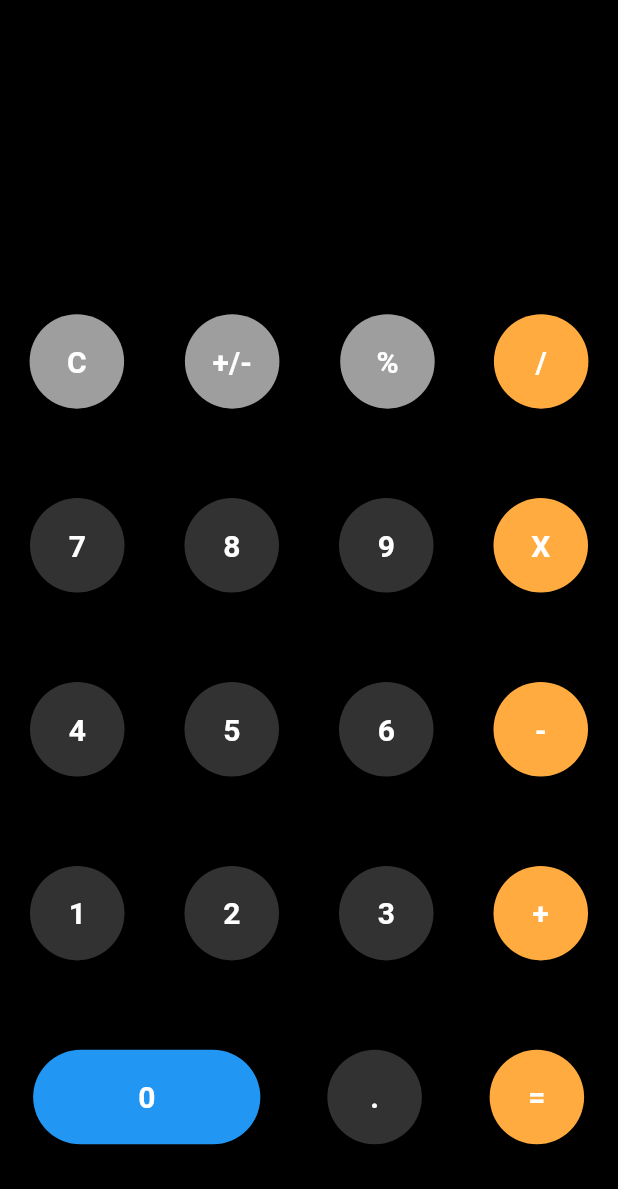
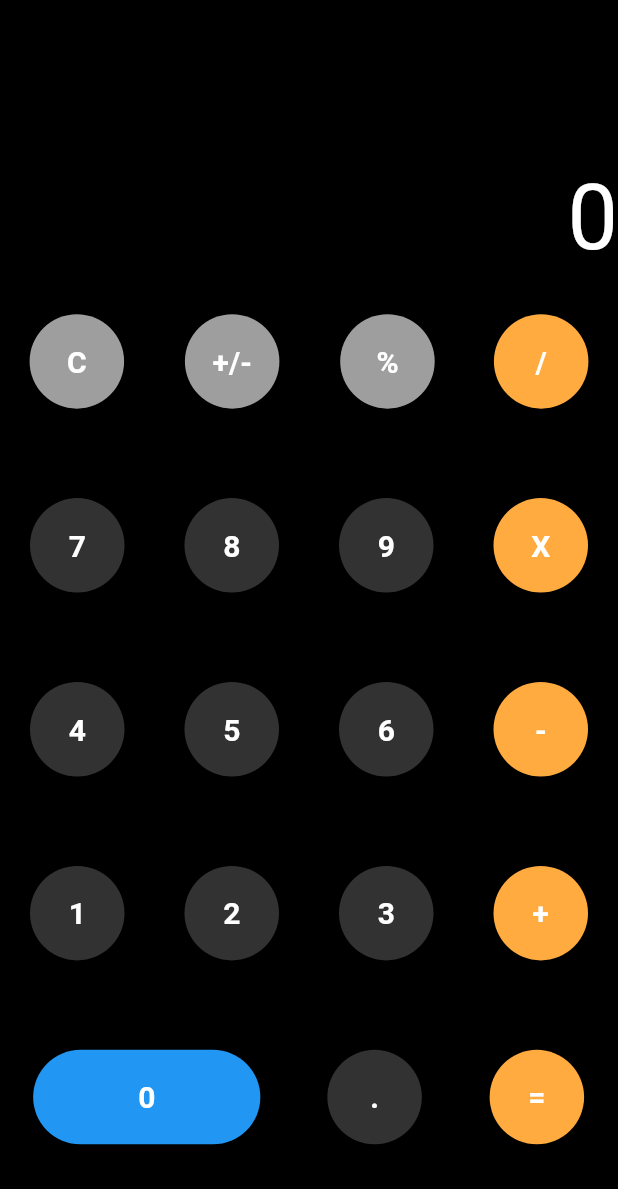
Before and after one commit to miwtoo/flutter_calculator, a Flutter app: the screen it shows after launch, on a phone screen of 412 x 824 dp, the part 47-1236 px from its top. Run offline on Flutter 3.47's test engine with Material 2 defaults, Android fonts, the phone set to English and light mode, and no system bars; our stand-ins replace bloc, flutter_bloc.

Commit message:
feat: :sparkles: add bloc

```diff
--- a/lib/HomePage.dart
+++ /dev/null
@@ -1,186 +0,0 @@
-import 'package:flutter/material.dart';
-
-class HomePage extends StatefulWidget {
-  const HomePage({Key? key}) : super(key: key);
-
-  @override
-  State<HomePage> createState() => _HomePageState();
-}
-
-class _HomePageState extends State<HomePage> {
-  final List<String> _cal = [];
-
-  void addText(String text) {
-    setState(() {
-      _cal.add(text);
-    });
-  }
-
-  @override
-  Widget build(BuildContext context) {
-    return Scaffold(
-      backgroundColor: Colors.black,
-      body: SafeArea(
-        child: Column(
-          children: [
-            Row(
-              children: [
-                _buildTitle(),
-              ],
-            ),
-            const SizedBox(
-              height: 100,
-            ),
-            SizedBox(
-              width: double.infinity,
-              child: Text(
-                _cal.join(),
-                textAlign: TextAlign.end,
-                softWrap: false,
-                style: const TextStyle(
-                  color: Colors.white,
-                  fontSize: 60,
-                ),
-              ),
-            ),
-            Expanded(
-                child: Column(
-              mainAxisAlignment: MainAxisAlignment.spaceAround,
-              children: [
-                Row(
-                  mainAxisAlignment: MainAxisAlignment.spaceAround,
-                  children: [
-                    circleButton(text: 'C', color: Colors.grey),
-                    circleButton(text: '+/-', color: Colors.grey),
-                    circleButton(text: '%', color: Colors.grey),
-                    circleButton(text: '/', color: Colors.orangeAccent),
-                  ],
-                ),
-                Row(
-                  mainAxisAlignment: MainAxisAlignment.spaceAround,
-                  children: [
-                    circleButton(
-                      text: '7',
-                      color: const Color.fromARGB(255, 50, 50, 50),
-                    ),
-                    circleButton(
-                      text: '8',
-                      color: const Color.fromARGB(255, 50, 50, 50),
-                    ),
-                    circleButton(
-                      text: '9',
-                      color: const Color.fromARGB(255, 50, 50, 50),
-                    ),
-                    circleButton(text: 'X', color: Colors.orangeAccent),
-                  ],
-                ),
-                Row(
-                  mainAxisAlignment: MainAxisAlignment.spaceAround,
-                  children: [
-                    circleButton(
-                      text: '4',
-                      color: const Color.fromARGB(255, 50, 50, 50),
-                    ),
-                    circleButton(
-                      text: '5',
-                      color: const Color.fromARGB(255, 50, 50, 50),
-                    ),
-                    circleButton(
-                      text: '6',
-                      color: const Color.fromARGB(255, 50, 50, 50),
-                    ),
-                    circleButton(text: '-', color: Colors.orangeAccent),
-                  ],
-                ),
-                Row(
-                  mainAxisAlignment: MainAxisAlignment.spaceAround,
-                  children: [
-                    circleButton(
-                      text: '1',
-                      color: const Color.fromARGB(255, 50, 50, 50),
-                    ),
-                    circleButton(
-                      text: '2',
-                      color: const Color.fromARGB(255, 50, 50, 50),
-                    ),
-                    circleButton(
-                      text: '3',
-                      color: const Color.fromARGB(255, 50, 50, 50),
-                    ),
-                    circleButton(text: '+', color: Colors.orangeAccent),
-                  ],
-                ),
-                Row(
-                  mainAxisAlignment: MainAxisAlignment.spaceAround,
-                  children: [
-                    ZeroButton(text: '0', color: Colors.blue),
-                    circleButton(
-                        text: '.',
-                        color: const Color.fromARGB(255, 50, 50, 50)),
-                    circleButton(text: '=', color: Colors.orangeAccent),
-                  ],
-                ),
-              ],
-            ))
-          ],
-        ),
-      ),
-    );
-  }
-
-  Widget circleButton(
-      {required String text, required Color color, double? btnWidth}) {
-    return ElevatedButton(
-      onPressed: () {
-        if (text == 'C') {
-          setState(() {
-            _cal.clear();
-          });
-        }
-        else {
-          addText(text);
-        }
-      },
-      style: ElevatedButton.styleFrom(
-        shape: const CircleBorder(),
-        padding:  const EdgeInsets.all(20),
-      ).copyWith(
-        backgroundColor: MaterialStateProperty.all<Color>(color),
-      ),
-      child: Text(
-        text,
-        style: const TextStyle(fontWeight: FontWeight.bold, fontSize: 20),
-      ),
-    );
-  }
-
-  Widget ZeroButton(
-      {required String text, required Color color, double? btnWidth}) {
-    return ElevatedButton(
-      onPressed: () {
-          addText(text);
-      },
-      style: ElevatedButton.styleFrom(
-        shape: const StadiumBorder(),
-        padding:  const EdgeInsets.symmetric(vertical: 20, horizontal: 70),
-      ).copyWith(
-        backgroundColor: MaterialStateProperty.all<Color>(color),
-      ),
-      child: Text(
-        text,
-        style: const TextStyle(fontWeight: FontWeight.bold, fontSize: 20),
-      ),
-    );
-  }
-
-  Padding _buildTitle() {
-    return const Padding(
-      padding: EdgeInsets.all(10),
-      child: Text(
-        'Calculator',
-        textAlign: TextAlign.left,
-        style: TextStyle(color: Colors.white, fontSize: 18),
-      ),
-    );
-  }
-}
--- /dev/null
+++ b/lib/bloc/cal_page_bloc.dart
@@ -0,0 +1,28 @@
+import 'package:bloc/bloc.dart';
+import 'package:flutter/material.dart';
+
+part 'cal_page_event.dart';
+part 'cal_page_state.dart';
+
+class CalPageBloc extends Bloc<CalPageEvent, CalPageState> {
+  CalPageBloc() : super(CalPageInitial()) {
+    on<OperandEvent>(_handleOperand);
+    on<OperatorEvent>(_handleOperator);
+  }
+
+  void _handleOperand (OperandEvent event, Emitter<CalPageState> emit) {
+    debugPrint(event.operand);
+    if(state is CalPageInitial){
+      emit(CalFirstOperand(event.operand));
+    } else if (state is CalFirstOperand) {
+      emit(CalFirstOperand("${state.output}${event.operand}"));
+    }
+  }
+  void _handleOperator (OperatorEvent event, Emitter<CalPageState> emit) {
+    debugPrint(event.operator);
+    if(event.operator == 'C'){
+      emit(CalPageInitial());
+    }
+
+  }
+}
--- /dev/null
+++ b/lib/bloc/cal_page_event.dart
@@ -0,0 +1,23 @@
+part of 'cal_page_bloc.dart';
+
+
+abstract class CalPageEvent {
+  const CalPageEvent();
+  List<Object> get props => [];
+}
+
+class OperandEvent extends CalPageEvent {
+  const OperandEvent(this.operand);
+  final String operand;
+
+  @override
+  List<Object> get props => [operand];
+}
+
+class OperatorEvent extends CalPageEvent {
+  const OperatorEvent(this.operator);
+  final String operator;
+
+  @override
+  List<Object> get props => [operator];
+}
--- /dev/null
+++ b/lib/bloc/cal_page_state.dart
@@ -0,0 +1,30 @@
+part of 'cal_page_bloc.dart';
+
+@immutable
+abstract class CalPageState {
+  const CalPageState({this.output = 'infinity'});
+
+  final String output;
+
+  List<Object> get pros => [];
+}
+
+class CalPageInitial extends CalPageState {
+
+  @override
+  String get output => '0';
+
+  @override
+  List<Object> get pros => [output];
+}
+
+
+class CalFirstOperand extends CalPageState {
+  const CalFirstOperand(this.first);
+  final String first;
+  @override
+  String get output => first;
+
+  @override
+  List<Object> get pros => [output];
+}
--- /dev/null
+++ b/lib/home_page.dart
@@ -0,0 +1,205 @@
+import 'package:flutter/material.dart';
+import 'package:flutter_bloc/flutter_bloc.dart';
+import 'package:flutter_calculator/bloc/cal_page_bloc.dart';
+
+class HomePage extends StatefulWidget {
+  const HomePage({Key? key}) : super(key: key);
+
+  @override
+  State<HomePage> createState() => _HomePageState();
+}
+
+class _HomePageState extends State<HomePage> {
+  late CalPageBloc bloc;
+
+  @override
+  void didChangeDependencies() {
+    super.didChangeDependencies();
+    bloc = BlocProvider.of<CalPageBloc>(context);
+  }
+
+  final List<String> _cal = [];
+
+  void addText(String text) {
+    setState(() {
+      _cal.add(text);
+    });
+  }
+
+  @override
+  Widget build(BuildContext context) {
+    return Scaffold(
+      backgroundColor: Colors.black,
+      body: BlocBuilder<CalPageBloc, CalPageState>(
+        builder: (context, state) {
+          return SafeArea(
+            child: Column(
+              children: [
+                Row(
+                  children: [
+                    _buildTitle(),
+                  ],
+                ),
+                const SizedBox(
+                  height: 100,
+                ),
+                SizedBox(
+                  width: double.infinity,
+                  child: Text(
+                    state.output,
+                    textAlign: TextAlign.end,
+                    softWrap: false,
+                    style: const TextStyle(
+                      color: Colors.white,
+                      fontSize: 60,
+                    ),
+                  ),
+                ),
+                Expanded(
+                    child: Column(
+                  mainAxisAlignment: MainAxisAlignment.spaceAround,
+                  children: [
+                    Row(
+                      mainAxisAlignment: MainAxisAlignment.spaceAround,
+                      children: [
+                        circleButton(text: 'C', color: Colors.grey),
+                        circleButton(text: '+/-', color: Colors.grey),
+                        circleButton(text: '%', color: Colors.grey),
+                        circleButton(text: '/', color: Colors.orangeAccent),
+                      ],
+                    ),
+                    Row(
+                      mainAxisAlignment: MainAxisAlignment.spaceAround,
+                      children: [
+                        circleButton(
+                          text: '7',
+                          color: const Color.fromARGB(255, 50, 50, 50),
+                        ),
+                        circleButton(
+                          text: '8',
+                          color: const Color.fromARGB(255, 50, 50, 50),
+                        ),
+                        circleButton(
+                          text: '9',
+                          color: const Color.fromARGB(255, 50, 50, 50),
+                        ),
+                        circleButton(text: 'X', color: Colors.orangeAccent),
+                      ],
+                    ),
+                    Row(
+                      mainAxisAlignment: MainAxisAlignment.spaceAround,
+                      children: [
+                        circleButton(
+                          text: '4',
+                          color: const Color.fromARGB(255, 50, 50, 50),
+                        ),
+                        circleButton(
+                          text: '5',
+                          color: const Color.fromARGB(255, 50, 50, 50),
+                        ),
+                        circleButton(
+                          text: '6',
+                          color: const Color.fromARGB(255, 50, 50, 50),
+                        ),
+                        circleButton(text: '-', color: Colors.orangeAccent),
+                      ],
+                    ),
+                    Row(
+                      mainAxisAlignment: MainAxisAlignment.spaceAround,
+                      children: [
+                        circleButton(
+                          text: '1',
+                          color: const Color.fromARGB(255, 50, 50, 50),
+                        ),
+                        circleButton(
+                          text: '2',
+                          color: const Color.fromARGB(255, 50, 50, 50),
+                        ),
+                        circleButton(
+                          text: '3',
+                          color: const Color.fromARGB(255, 50, 50, 50),
+                        ),
+                        circleButton(text: '+', color: Colors.orangeAccent),
+                      ],
+                    ),
+                    Row(
+                      mainAxisAlignment: MainAxisAlignment.spaceAround,
+                      children: [
+                        ZeroButton(text: '0', color: Colors.blue),
+                        circleButton(
+                            text: '.',
+                            color: const Color.fromARGB(255, 50, 50, 50)),
+                        circleButton(text: '=', color: Colors.orangeAccent),
+                      ],
+                    ),
+                  ],
+                ))
+              ],
+            ),
+          );
+        },
+      ),
+    );
+  }
+
+  Widget circleButton(
+      {required String text, required Color color, double? btnWidth}) {
+    final numbers = ['1', '2', '3', '4', '5', '6', '7', '8', '9', '0'];
+    return ElevatedButton(
+      onPressed: () {
+        // if (text == 'C') {
+        //   setState(() {
+        //     _cal.clear();
+        //   });
+        // } else {
+          if (numbers.contains(text)) {
+            bloc.add(OperandEvent(text));
+          } else {
+            bloc.add(OperatorEvent(text));
+          }
+          addText(text);
+        // }
+      },
+      style: ElevatedButton.styleFrom(
+        shape: const CircleBorder(),
+        padding: const EdgeInsets.all(20),
+      ).copyWith(
+        backgroundColor: MaterialStateProperty.all<Color>(color),
+      ),
+      child: Text(
+        text,
+        style: const TextStyle(fontWeight: FontWeight.bold, fontSize: 20),
+      ),
+    );
+  }
+
+  Widget ZeroButton(
+      {required String text, required Color color, double? btnWidth}) {
+    return ElevatedButton(
+      onPressed: () {
+        addText(text);
+      },
+      style: ElevatedButton.styleFrom(
+        shape: const StadiumBorder(),
+        padding: const EdgeInsets.symmetric(vertical: 20, horizontal: 70),
+      ).copyWith(
+        backgroundColor: MaterialStateProperty.all<Color>(color),
+      ),
+      child: Text(
+        text,
+        style: const TextStyle(fontWeight: FontWeight.bold, fontSize: 20),
+      ),
+    );
+  }
+
+  Padding _buildTitle() {
+    return const Padding(
+      padding: EdgeInsets.all(10),
+      child: Text(
+        'Calculator',
+        textAlign: TextAlign.left,
+        style: TextStyle(color: Colors.white, fontSize: 18),
+      ),
+    );
+  }
+}
--- /dev/null
+++ b/lib/home_page_bloc.dart
@@ -0,0 +1,16 @@
+import 'package:flutter/material.dart';
+import 'package:flutter_bloc/flutter_bloc.dart';
+import 'package:flutter_calculator/bloc/cal_page_bloc.dart';
+import 'package:flutter_calculator/home_page.dart';
+
+class HomePageBloc extends StatelessWidget {
+  const HomePageBloc({super.key});
+
+  @override
+  Widget build(BuildContext context) {
+    return BlocProvider(
+      create: (context) => CalPageBloc(),
+      child: const HomePage(),
+    );
+  }
+}
--- a/lib/main.dart
+++ b/lib/main.dart
@@ -1,5 +1,6 @@
 import 'package:flutter/material.dart';
-import 'package:flutter_calculator/HomePage.dart';
+import 'package:flutter_calculator/home_page.dart';
+import 'package:flutter_calculator/home_page_bloc.dart';
 
 void main() {
   runApp(const MyApp());
@@ -25,7 +26,7 @@ class MyApp extends StatelessWidget {
         // is not restarted.
         primarySwatch: Colors.blue,
       ),
-      home: const HomePage(),
+      home:  const HomePageBloc(),
     );
   }
 }
--- a/pubspec.yaml
+++ b/pubspec.yaml
@@ -34,6 +34,9 @@ dependencies:
   # The following adds the Cupertino Icons font to your application.
   # Use with the CupertinoIcons class for iOS style icons.
   cupertino_icons: ^1.0.2
+  bloc: ^8.1.0
+  flutter_bloc: ^8.1.0
+  equatable: ^2.0.5
 
 dev_dependencies:
   flutter_test:
```
Also changed, not shown: pubspec.lock.
